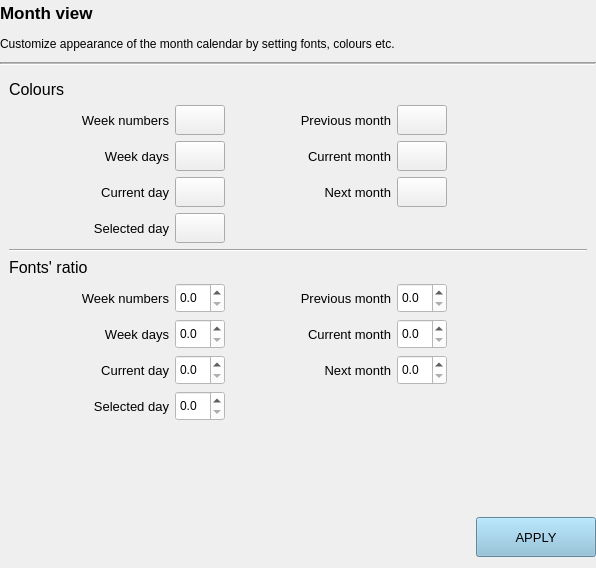
Klaudia-24/Harmonogram, file GUI/Autogenerated/SettingsWindow/AGMonthCalendarSet.ui: the form before one commit.
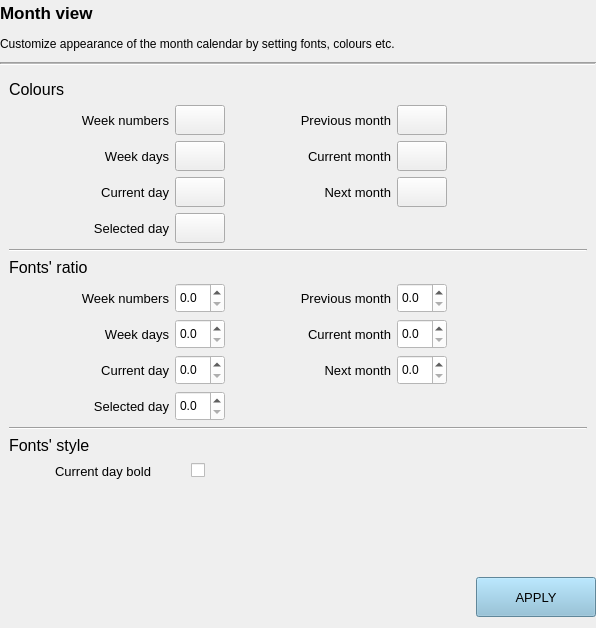
The form after the commit.

What changed in the file:
```diff
--- a/GUI/Autogenerated/SettingsWindow/AGMonthCalendarSet.ui
+++ b/GUI/Autogenerated/SettingsWindow/AGMonthCalendarSet.ui
@@ -7,7 +7,7 @@
     <x>0</x>
     <y>0</y>
     <width>596</width>
-    <height>568</height>
+    <height>628</height>
    </rect>
   </property>
   <property name="windowTitle">
@@ -114,10 +114,85 @@
         <x>0</x>
         <y>0</y>
         <width>596</width>
-        <height>442</height>
+        <height>502</height>
        </rect>
       </property>
       <layout class="QGridLayout" name="gridLayout_4">
+       <item row="11" column="0">
+        <layout class="QGridLayout" name="gridLayout_5">
+         <item row="2" column="2">
+          <widget class="QCheckBox" name="currentDayBoldCheckBox">
+           <property name="text">
+            <string/>
+           </property>
+          </widget>
+         </item>
+         <item row="2" column="1">
+          <widget class="QLabel" name="currentDayBoldLabel">
+           <property name="minimumSize">
+            <size>
+             <width>130</width>
+             <height>0</height>
+            </size>
+           </property>
+           <property name="maximumSize">
+            <size>
+             <width>130</width>
+             <height>16777215</height>
+            </size>
+           </property>
+           <property name="font">
+            <font>
+             <pointsize>10</pointsize>
+            </font>
+           </property>
+           <property name="text">
+            <string>Current day bold</string>
+           </property>
+          </widget>
+         </item>
+         <item row="2" column="0">
+          <spacer name="horizontalSpacer_21">
+           <property name="orientation">
+            <enum>Qt::Horizontal</enum>
+           </property>
+           <property name="sizeType">
+            <enum>QSizePolicy::Fixed</enum>
+           </property>
+           <property name="sizeHint" stdset="0">
+            <size>
+             <width>40</width>
+             <height>20</height>
+            </size>
+           </property>
+          </spacer>
+         </item>
+         <item row="1" column="0" colspan="3">
+          <widget class="QLabel" name="sectionTitleLabel_3">
+           <property name="font">
+            <font>
+             <pointsize>12</pointsize>
+            </font>
+           </property>
+           <property name="text">
+            <string>Fonts' style</string>
+           </property>
+          </widget>
+         </item>
+        </layout>
+       </item>
+       <item row="1" column="0">
+        <widget class="QLabel" name="sectionTitleLabel_1">
+         <property name="font">
+          <font>
+           <pointsize>12</pointsize>
+          </font>
+         </property>
+         <property name="text">
+          <string>Colours</string>
+         </property>
+        </widget>
+       </item>
        <item row="2" column="0">
         <layout class="QGridLayout" name="gridLayout_2">
          <item row="1" column="4">
@@ -595,18 +670,6 @@
          </item>
         </layout>
        </item>
-       <item row="1" column="0">
-        <widget class="QLabel" name="sectionTitleLabel_1">
-         <property name="font">
-          <font>
-           <pointsize>12</pointsize>
-          </font>
-         </property>
-         <property name="text">
-          <string>Colours</string>
-         </property>
-        </widget>
-       </item>
        <item row="4" column="0">
         <widget class="QLabel" name="sectionTitleLabel_2">
          <property name="font">
@@ -626,19 +689,6 @@
          </property>
         </widget>
        </item>
-       <item row="6" column="0">
-        <spacer name="verticalSpacer">
-         <property name="orientation">
-          <enum>Qt::Vertical</enum>
-         </property>
-         <property name="sizeHint" stdset="0">
-          <size>
-           <width>20</width>
-           <height>40</height>
-          </size>
-         </property>
-        </spacer>
-       </item>
        <item row="5" column="0">
         <layout class="QGridLayout" name="gridLayout_3">
          <item row="2" column="2">
@@ -1193,6 +1243,26 @@
          </item>
         </layout>
        </item>
+       <item row="6" column="0">
+        <widget class="Line" name="line_3">
+         <property name="orientation">
+          <enum>Qt::Horizontal</enum>
+         </property>
+        </widget>
+       </item>
+       <item row="12" column="0">
+        <spacer name="verticalSpacer">
+         <property name="orientation">
+          <enum>Qt::Vertical</enum>
+         </property>
+         <property name="sizeHint" stdset="0">
+          <size>
+           <width>20</width>
+           <height>40</height>
+          </size>
+         </property>
+        </spacer>
+       </item>
       </layout>
      </widget>
     </widget>
```
